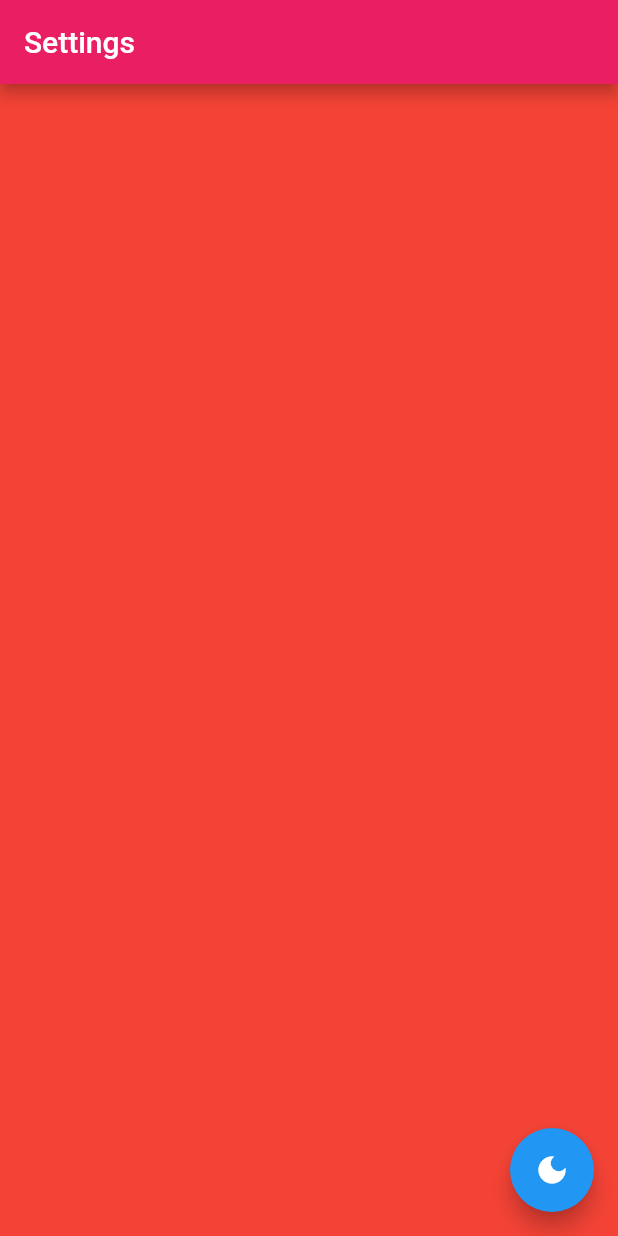
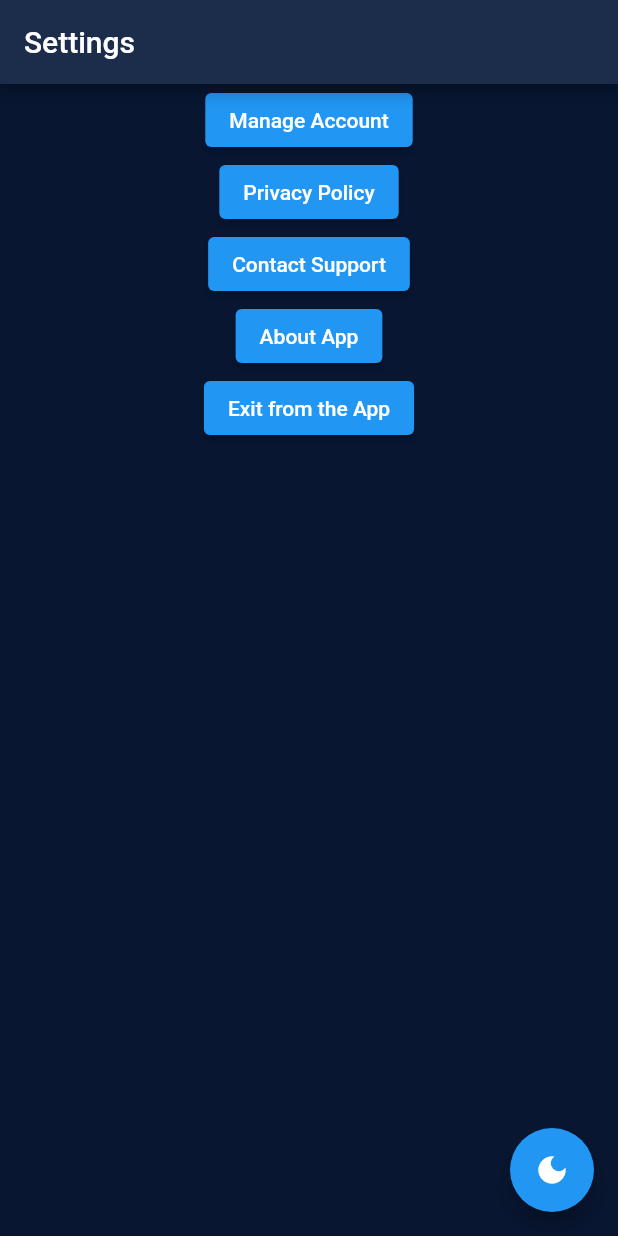
Before and after one commit to Amawers/attendify, a Flutter app: the SettingsPage screen opened directly, on a phone screen of 412 x 824 dp. Run offline on Flutter 3.47's test engine with Material 2 defaults, Android fonts, the phone set to English and light mode, and no system bars.

Commit message:
Button for options Pa (just buttons)

```diff
--- a/lib/pages/settings_page.dart
+++ b/lib/pages/settings_page.dart
@@ -7,13 +7,47 @@ class SettingsPage extends StatelessWidget {
   @override
   Widget build(BuildContext context) {
     return Scaffold(
+      backgroundColor: const Color(0xFF081631),
       appBar: AppBar(
         title: const Text('Settings'),
+        backgroundColor: const Color(0xFF1C2C4B)
       ),
-      body: const Center(
+      body: Center(
         child: Column(
-          children: [
-          ],
+          // Button ni siya para sa kadtong options
+          children: <Widget>[
+              ElevatedButton(
+                onPressed: () {
+                },
+                child: const Text('Manage Account'),
+              ),
+              ElevatedButton(
+                onPressed: () {
+
+                },
+                child: const Text('Privacy Policy'),
+              ),
+              ElevatedButton(
+                onPressed: () {
+
+                },
+                child: const Text('Contact Support'),
+              ),
+
+              ElevatedButton(
+                onPressed: () {
+
+                },
+                child: Text('About App'),
+              ),
+              ElevatedButton(
+                onPressed: () {
+
+                },
+                child: Text('Exit from the App'),
+              ),
+
+            ],
         ),
       ),
       floatingActionButton: FloatingActionButton(
```
